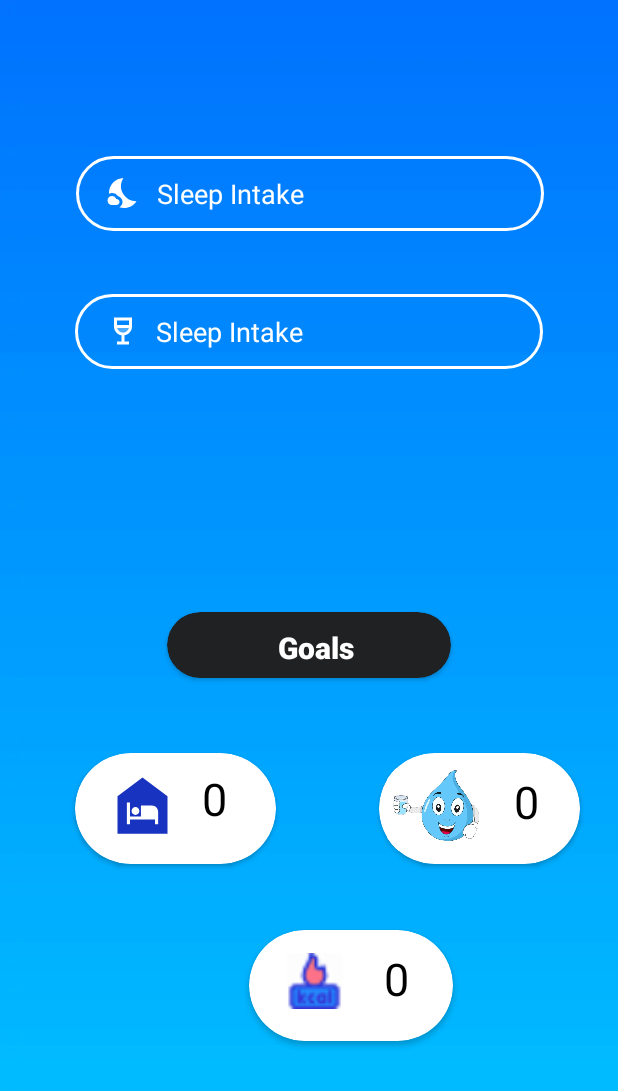
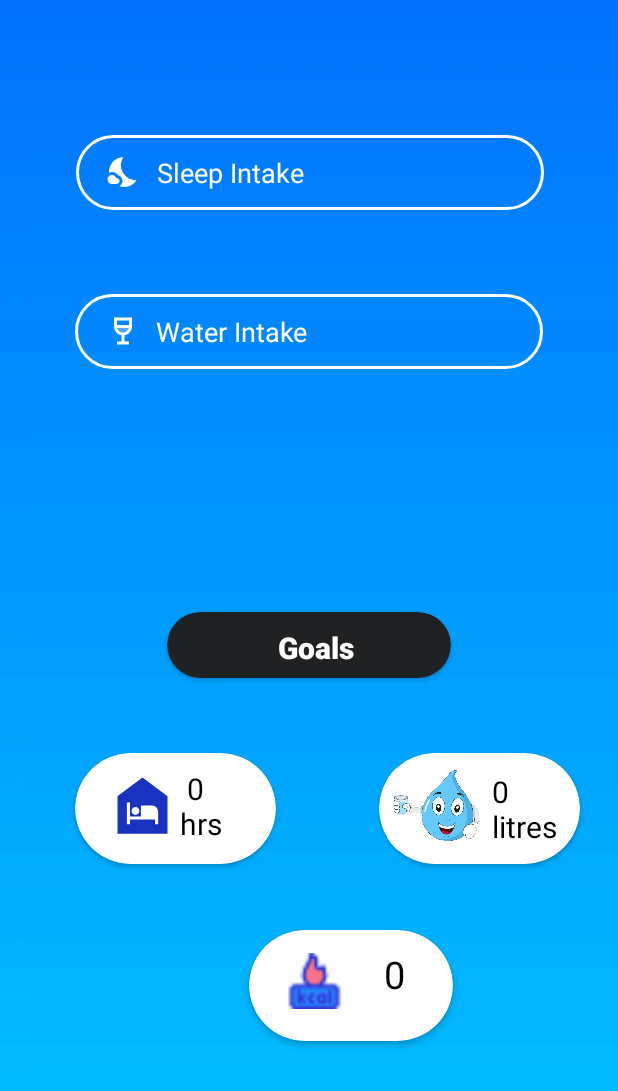
Before and after one commit to khushbupanchal15/Step-Counter-Project, an Android app: the layout fragment_health.xml on its own in the app's theme, with its tools: preview values and no code run, on a phone screen of 412 x 824 dp. Shown: the top 1091 px of the screen. Run offline under Robolectric (Android 15) with nearby library versions, the phone set to English and light mode, and no system bars.

Commit message:
Health Fragment Design

```diff
--- a/app/src/main/res/layout/fragment_health.xml
+++ b/app/src/main/res/layout/fragment_health.xml
@@ -16,13 +16,13 @@
             android:layout_width="312dp"
             android:layout_height="50dp"
             android:layout_marginStart="24dp"
-            android:layout_marginTop="104dp"
+            android:layout_marginTop="90dp"
             android:layout_marginEnd="24dp"
             android:background="@drawable/input_bg"
             android:drawableLeft="@drawable/ic_sleep_intake"
             android:drawablePadding="10dp"
             android:hint="Sleep Intake"
-            android:inputType="textPersonName|textCapCharacters"
+            android:inputType="number"
             android:paddingLeft="20dp"
             android:paddingTop="10dp"
             android:paddingRight="10dp"
@@ -45,8 +45,8 @@
             android:background="@drawable/input_bg"
             android:drawableLeft="@drawable/ic_water_intake"
             android:drawablePadding="10dp"
-            android:hint="Sleep Intake"
-            android:inputType="textPersonName|textCapCharacters"
+            android:hint="Water Intake"
+            android:inputType="number"
             android:paddingLeft="20dp"
             android:paddingTop="10dp"
             android:paddingRight="10dp"
@@ -102,9 +102,9 @@
                 android:layout_marginLeft="20dp"
                 android:layout_marginTop="10dp"
                 android:drawableLeft="@drawable/ic_sleep"
-                android:text="  0"
+                android:text=" 0 hrs"
                 android:textColor="@color/black"
-                android:textSize="30dp" />
+                android:textSize="20dp" />
         </androidx.cardview.widget.CardView>
 
         <androidx.cardview.widget.CardView
@@ -131,11 +131,11 @@
             <TextView
                 android:layout_width="wrap_content"
                 android:layout_height="wrap_content"
-                android:layout_marginLeft="90dp"
+                android:layout_marginLeft="75dp"
                 android:layout_marginTop="12dp"
-                android:text="0"
+                android:text="0 litres"
                 android:textColor="@color/black"
-                android:textSize="30sp" />
+                android:textSize="20sp" />
         </androidx.cardview.widget.CardView>
 
         <androidx.cardview.widget.CardView
@@ -164,7 +164,7 @@
                 android:layout_marginTop="12dp"
                 android:text="0"
                 android:textColor="@color/black"
-                android:textSize="30sp" />
+                android:textSize="25sp" />
 
         </androidx.cardview.widget.CardView>
 
```
